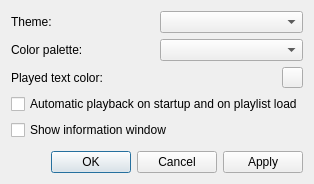
Qt form settings.ui (MarioUnoDueTreQuattro/AudioPlayer) before a commit.
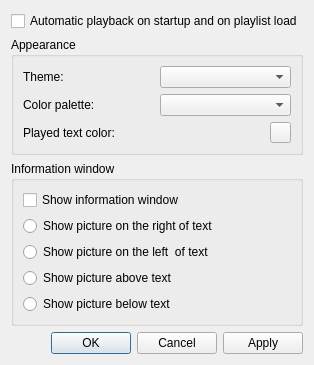
The same form after that commit.

Commit message: Options: picture of infowidget can be set Above, Below, on the right or on the left

```diff
--- a/settings.ui
+++ b/settings.ui
@@ -7,13 +7,26 @@
     <x>0</x>
     <y>0</y>
     <width>284</width>
-    <height>184</height>
+    <height>364</height>
    </rect>
   </property>
   <property name="windowTitle">
    <string>Dialog</string>
   </property>
-  <layout class="QVBoxLayout" name="verticalLayout">
+  <layout class="QVBoxLayout" name="verticalLayout_3">
+   <item>
+    <widget class="QCheckBox" name="checkBoxAutoPlay">
+     <property name="text">
+      <string>Automatic playback on startup and on playlist load</string>
+     </property>
+    </widget>
+   </item>
+   <item>
+    <widget class="QGroupBox" name="groupBoxAppearance">
+     <property name="title">
+      <string>Appearance</string>
+     </property>
+     <layout class="QVBoxLayout" name="verticalLayout_2">
    <item>
     <layout class="QHBoxLayout" name="horizontalLayout">
      <item>
@@ -78,18 +91,51 @@
      </item>
     </layout>
    </item>
-   <item>
-    <widget class="QCheckBox" name="checkBoxAutoPlay">
-     <property name="text">
-      <string>Automatic playback on startup and on playlist load</string>
-     </property>
+     </layout>
     </widget>
    </item>
+   <item>
+    <widget class="QGroupBox" name="groupBoxInfo">
+     <property name="title">
+      <string>Information window</string>
+     </property>
+     <layout class="QVBoxLayout" name="verticalLayout">
    <item>
     <widget class="QCheckBox" name="checkBoxInfo">
      <property name="text">
       <string>Show information window</string>
      </property>
+       </widget>
+      </item>
+      <item>
+       <widget class="QRadioButton" name="radioButtonPixRight">
+        <property name="text">
+         <string>Show picture on the right of text</string>
+        </property>
+       </widget>
+      </item>
+      <item>
+       <widget class="QRadioButton" name="radioButtonPixLeft">
+        <property name="text">
+         <string>Show picture on the left  of text</string>
+        </property>
+       </widget>
+      </item>
+      <item>
+       <widget class="QRadioButton" name="radioButtonPixAbove">
+        <property name="text">
+         <string>Show picture above text</string>
+        </property>
+       </widget>
+      </item>
+      <item>
+       <widget class="QRadioButton" name="radioButtonPixBelow">
+        <property name="text">
+         <string>Show picture below text</string>
+        </property>
+       </widget>
+      </item>
+     </layout>
     </widget>
    </item>
    <item>
```
Lines whose indentation alone changed are shown as unchanged. The commit also changes 5 other files.
